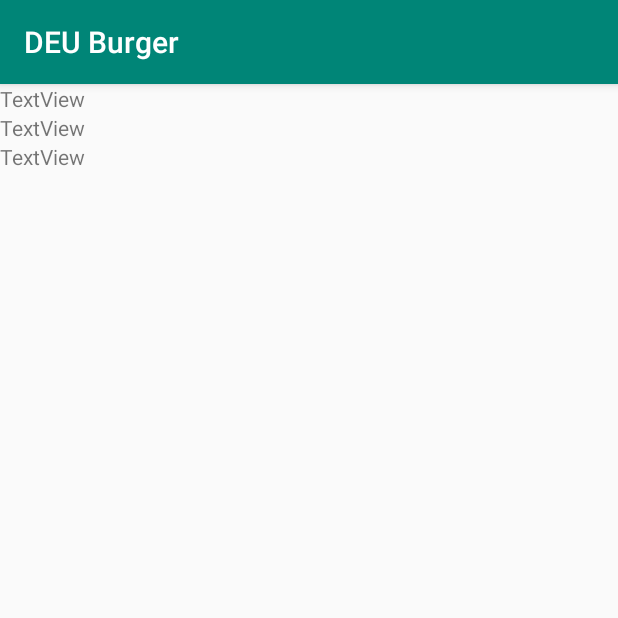
After one commit to aliaydin96/BurgerApp, an Android app: the grafiklisteekrani screen opened directly, with no data from a screen before it, on a phone screen of 412 x 824 dp, the top half of it. The commit adds this screen. Run offline under Robolectric (Android 15) with nearby library versions, the phone set to English and light mode, and no system bars.

Commit message:
no message

```diff
--- a/BurgerApp/app/src/main/AndroidManifest.xml
+++ b/BurgerApp/app/src/main/AndroidManifest.xml
@@ -9,7 +9,8 @@
         android:roundIcon="@mipmap/ic_launcher_round"
         android:supportsRtl="true"
         android:theme="@style/AppTheme">
-        <activity android:name=".Grafikekrani"></activity>
+        <activity android:name=".grafiklisteekrani"></activity>
+        <activity android:name=".Grafikekrani" />
         <activity android:name=".uyelistesi" />
         <activity android:name=".odemeekrani" />
         <activity android:name=".siparisekraniliste" />
--- /dev/null
+++ b/BurgerApp/app/src/main/java/com/example/burgerapp/grafiklisteekrani.java
@@ -0,0 +1,16 @@
+package com.example.burgerapp;
+
+import androidx.appcompat.app.AppCompatActivity;
+
+import android.os.Bundle;
+
+public class grafiklisteekrani extends AppCompatActivity {
+
+    @Override
+    protected void onCreate(Bundle savedInstanceState) {
+        super.onCreate(savedInstanceState);
+        setContentView(R.layout.activity_grafiklisteekrani);
+
+
+    }
+}
--- /dev/null
+++ b/BurgerApp/app/src/main/res/layout/activity_grafiklisteekrani.xml
@@ -0,0 +1,36 @@
+<?xml version="1.0" encoding="utf-8"?>
+<androidx.constraintlayout.widget.ConstraintLayout xmlns:android="http://schemas.android.com/apk/res/android"
+    xmlns:app="http://schemas.android.com/apk/res-auto"
+    xmlns:tools="http://schemas.android.com/tools"
+    android:layout_width="match_parent"
+    android:layout_height="match_parent"
+    tools:context=".grafiklisteekrani">
+
+    <LinearLayout
+        android:layout_width="match_parent"
+        android:layout_height="match_parent"
+        android:orientation="vertical"
+        app:layout_constraintBottom_toBottomOf="parent"
+        app:layout_constraintEnd_toEndOf="parent"
+        app:layout_constraintStart_toStartOf="parent"
+        app:layout_constraintTop_toTopOf="parent">
+
+        <TextView
+            android:id="@+id/textView47"
+            android:layout_width="match_parent"
+            android:layout_height="wrap_content"
+            android:text="TextView" />
+
+        <TextView
+            android:id="@+id/textView50"
+            android:layout_width="match_parent"
+            android:layout_height="wrap_content"
+            android:text="TextView" />
+
+        <TextView
+            android:id="@+id/textView53"
+            android:layout_width="match_parent"
+            android:layout_height="wrap_content"
+            android:text="TextView" />
+    </LinearLayout>
+</androidx.constraintlayout.widget.ConstraintLayout>
```
Also changed, not shown: BurgerApp/app/src/main/java/com/example/burgerapp/Grafikekrani.java (+11 -1 lines), BurgerApp/app/src/main/res/layout/activity_grafikekrani.xml (+26 -10 lines).
